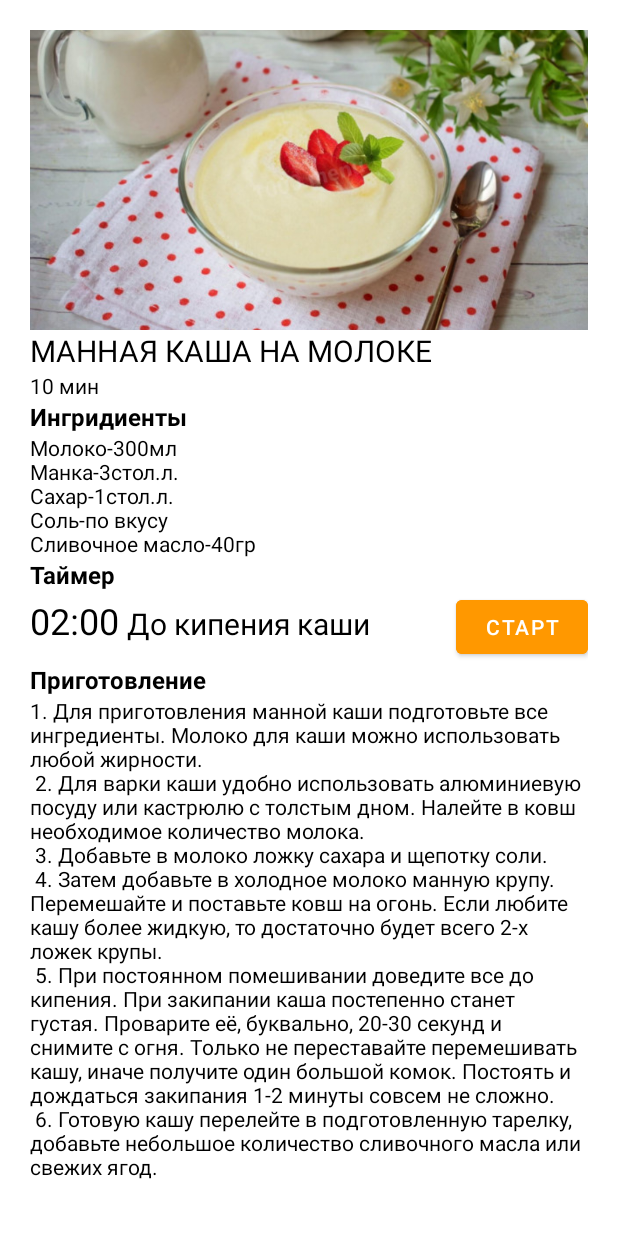
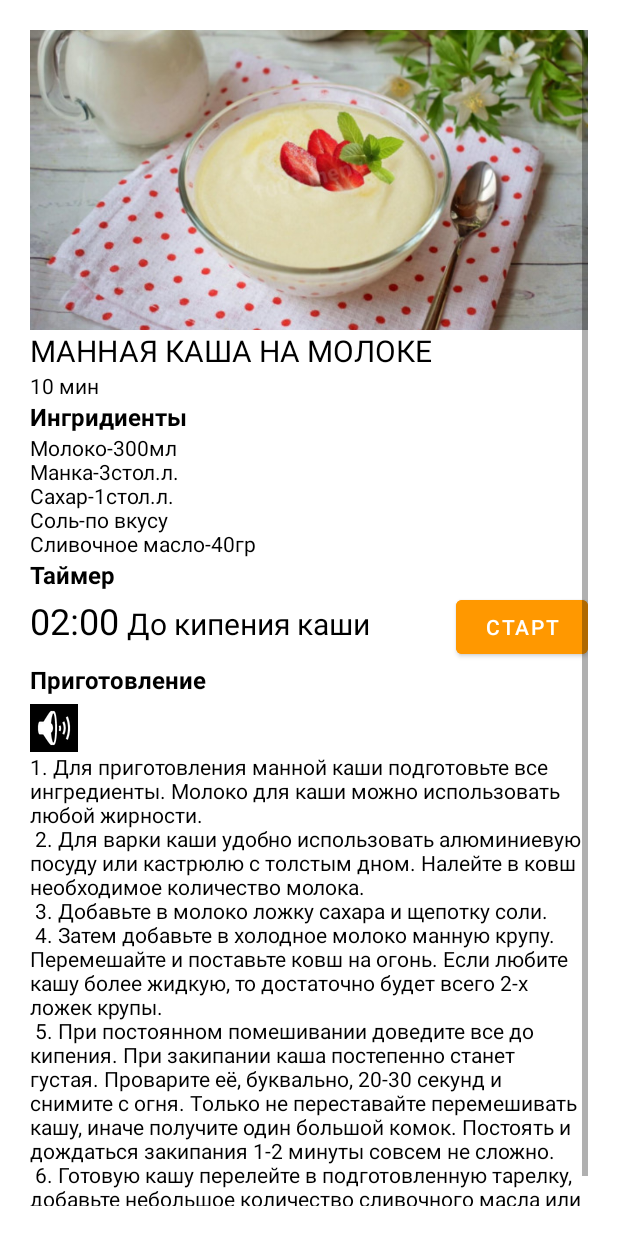
Before and after one commit to soni1541/LR_Cook, an Android app: the layout activity_breakfest3.xml on its own in the app's theme, with its tools: preview values and no code run, on a phone screen of 412 x 824 dp. Run offline under Robolectric (Android 15) with nearby library versions, the phone set to English and light mode, and no system bars.

Commit message:
Добавлены аудиозаписи и вибрация

```diff
--- a/app/src/main/AndroidManifest.xml
+++ b/app/src/main/AndroidManifest.xml
@@ -1,6 +1,8 @@
 <?xml version="1.0" encoding="utf-8"?>
 <manifest xmlns:android="http://schemas.android.com/apk/res/android"
     xmlns:tools="http://schemas.android.com/tools">
+
+    <uses-permission android:name="android.permission.VIBRATE"/>
 
     <application
         android:allowBackup="true"
--- a/app/src/main/res/layout/activity_breakfest3.xml
+++ b/app/src/main/res/layout/activity_breakfest3.xml
@@ -107,6 +107,14 @@
                 android:textSize="16sp"
                 android:textStyle="bold" />
 
+            <ImageButton
+                android:id="@+id/imageButton_speak"
+                android:layout_width="wrap_content"
+                android:layout_height="wrap_content"
+                android:layout_marginTop="5dp"
+                android:background="#000000"
+                app:srcCompat="@android:drawable/ic_lock_silent_mode_off" />
+
             <TextView
                 android:id="@+id/textView11"
                 android:layout_width="match_parent"
```
Also changed, not shown: app/src/main/java/com/example/lr_cook/Breakfest3Activity.java (+49 -0 lines), app/src/main/java/com/example/lr_cook/Lunch1Activity.java (+27 -0 lines), 2 other files.
